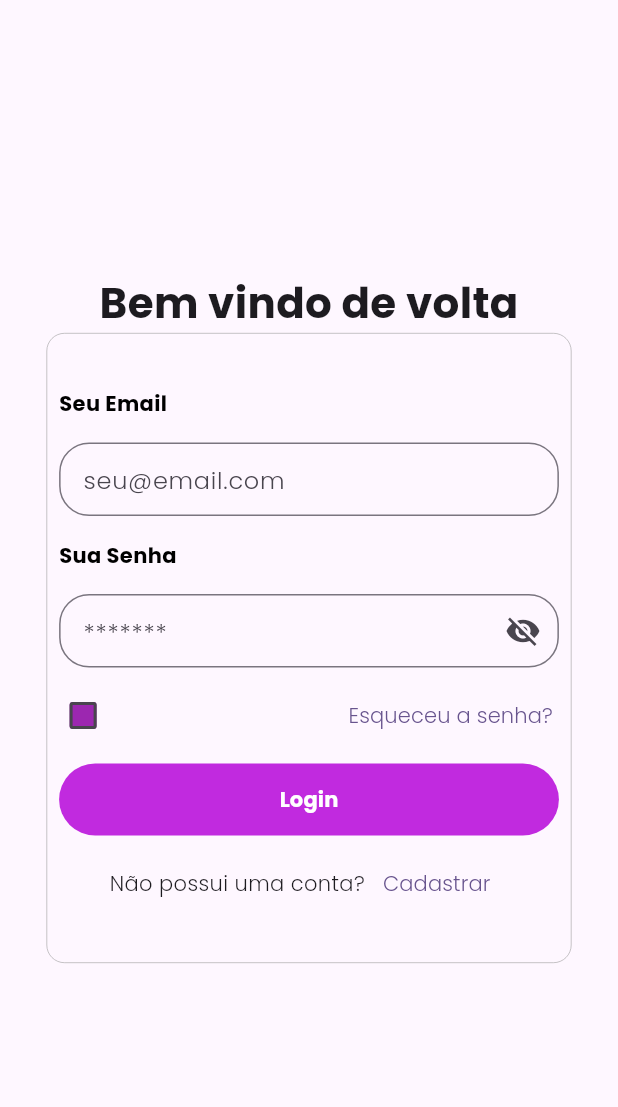
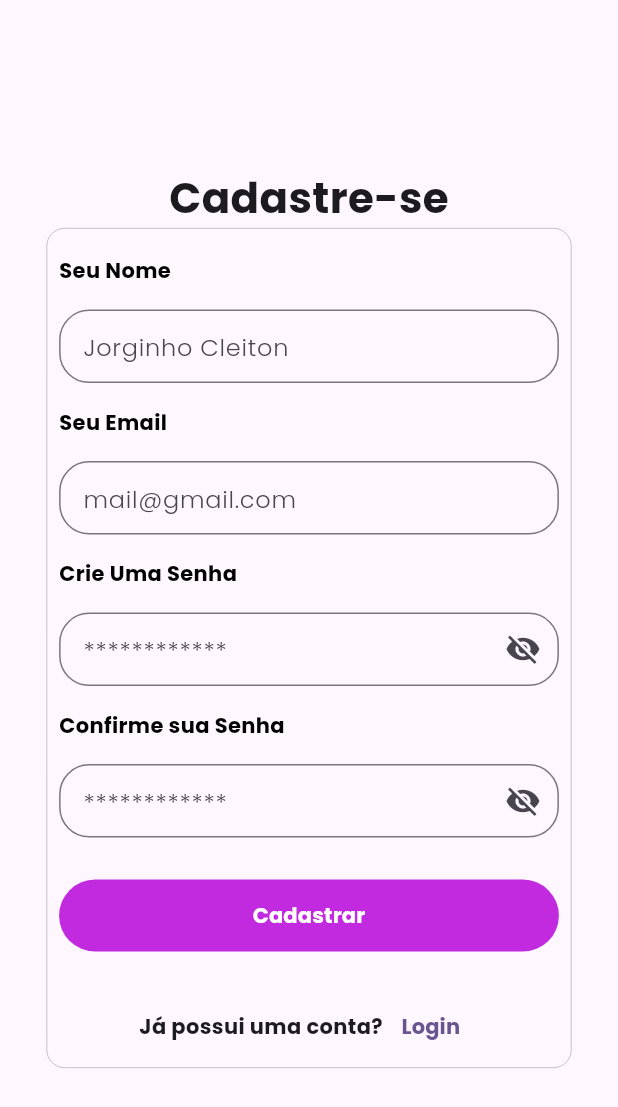
Before and after one commit to emanuelamaral/projeto_home_service, a Flutter app: the screen it shows after launch, after a tap on "Cadastrar", on a phone screen of 412 x 824 dp. Shown: the top 1107 px of the screen. Run offline on Flutter 3.47's test engine with Material 2 defaults, Android fonts, the phone set to English and light mode, and no system bars.

Commit message:
Create RegistryPage

```diff
--- a/lib/src/components/checkbox_component.dart
+++ b/lib/src/components/checkbox_component.dart
@@ -30,11 +30,13 @@ class _CheckboxExampleState extends State<CheckboxExample> {
       if (states.any(interactiveStates.contains)) {
         return Colors.white;
       }
-      return Colors.purple;
+      return Colors.white;
     }
 
-    return Checkbox(
-      checkColor: Colors.white,
+    return Row(
+      children: [
+        Checkbox(
+          checkColor: Colors.purple,
           fillColor: MaterialStateProperty.resolveWith(getColor),
           value: isChecked,
           onChanged: (bool? value) {
@@ -42,6 +44,12 @@ class _CheckboxExampleState extends State<CheckboxExample> {
               isChecked = value!;
             });
           },
+        ),
+        const Text(
+          'Lembrar de mim',
+          style: TextStyle(fontFamily: 'Poppins', fontWeight: FontWeight.bold),
+        ),
+      ],
     );
   }
 }
--- a/lib/src/components/login_component.dart
+++ b/lib/src/components/login_component.dart
@@ -1,5 +1,6 @@
 import 'package:flutter/material.dart';
 import 'package:projeto_home_service/src/components/checkbox_component.dart';
+import 'package:projeto_home_service/src/pages/registry/registry_page.dart';
 
 import 'label_component.dart';
 import 'sign_button_component.dart';
@@ -45,7 +46,9 @@ class LoginComponent extends StatelessWidget {
                         onPressed: () {},
                         child: const Text(
                           "Esqueceu a senha?",
-                          style: TextStyle(fontFamily: 'Poppins'),
+                          style: TextStyle(
+                              fontFamily: 'Poppins',
+                              fontWeight: FontWeight.bold),
                         ))
                   ],
                 ),
@@ -59,13 +62,19 @@ class LoginComponent extends StatelessWidget {
                   children: [
                     const Text(
                       "Não possui uma conta?",
-                      style: TextStyle(fontFamily: 'Poppins'),
+                      style: TextStyle(
+                          fontFamily: 'Poppins', fontWeight: FontWeight.bold),
                     ),
                     TextButton(
-                        onPressed: () {},
+                        onPressed: () {
+                          Navigator.of(context).push(MaterialPageRoute(
+                              builder: (context) => const RegistryPage()));
+                        },
                         child: const Text(
                           "Cadastrar",
-                          style: TextStyle(fontFamily: 'Poppins'),
+                          style: TextStyle(
+                              fontFamily: 'Poppins',
+                              fontWeight: FontWeight.bold),
                         ))
                   ],
                 )
--- /dev/null
+++ b/lib/src/components/registry_component.dart
@@ -0,0 +1,79 @@
+import 'package:flutter/material.dart';
+
+import 'label_component.dart';
+import 'sign_button_component.dart';
+import 'textfield_component.dart';
+
+class RegistryComponent extends StatelessWidget {
+  const RegistryComponent({super.key});
+
+  @override
+  Widget build(BuildContext context) {
+    return Column(
+      mainAxisAlignment: MainAxisAlignment.center,
+      children: [
+        const Text(
+          'Cadastre-se',
+          style: TextStyle(
+              fontFamily: "Poppins", fontSize: 28, fontWeight: FontWeight.bold),
+        ),
+        Container(
+          height: 560,
+          width: 350,
+          decoration: BoxDecoration(
+            border: Border.all(color: Colors.grey, width: 0.4),
+            borderRadius: BorderRadius.circular(12.0),
+          ),
+          child: Column(
+            crossAxisAlignment: CrossAxisAlignment.start,
+            children: [
+              const Padding(
+                padding: EdgeInsets.only(top: 10),
+                child: LabelComponents(textLabel: 'Seu Nome'),
+              ),
+              const TextFieldComponent(
+                  password: false, email: false, hintText: 'Jorginho Cleiton'),
+              const LabelComponents(textLabel: 'Seu Email'),
+              const TextFieldComponent(
+                  password: false, email: true, hintText: 'mail@gmail.com'),
+              const LabelComponents(textLabel: 'Crie Uma Senha'),
+              const TextFieldComponent(
+                  password: true, email: false, hintText: '************'),
+              const LabelComponents(textLabel: 'Confirme sua Senha'),
+              const TextFieldComponent(
+                  password: true, email: false, hintText: '************'),
+              const Padding(
+                padding: EdgeInsets.only(top: 12, bottom: 18),
+                child: SignButtonComponent(
+                  text: 'Cadastrar',
+                  login: false,
+                ),
+              ),
+              Row(
+                mainAxisAlignment: MainAxisAlignment.center,
+                children: [
+                  const Text(
+                    "Já possui uma conta?",
+                    style: TextStyle(
+                        fontFamily: 'Poppins', fontWeight: FontWeight.w600),
+                  ),
+                  TextButton(
+                      onPressed: () {
+                        Navigator.of(context).pop();
+                      },
+                      child: const Text(
+                        'Login',
+                        style: TextStyle(
+                            fontFamily: 'Poppins',
+                            //color: Colors.red,
+                            fontWeight: FontWeight.bold),
+                      ))
+                ],
+              )
+            ],
+          ),
+        ),
+      ],
+    );
+  }
+}
--- /dev/null
+++ b/lib/src/pages/registry/registry_page.dart
@@ -0,0 +1,13 @@
+import 'package:flutter/material.dart';
+import 'package:projeto_home_service/src/components/registry_component.dart';
+
+class RegistryPage extends StatelessWidget {
+  const RegistryPage({super.key});
+
+  @override
+  Widget build(BuildContext context) {
+    return const Scaffold(
+      body: Center(child: RegistryComponent()),
+    );
+  }
+}
```
Lines whose indentation alone changed are shown as unchanged.
